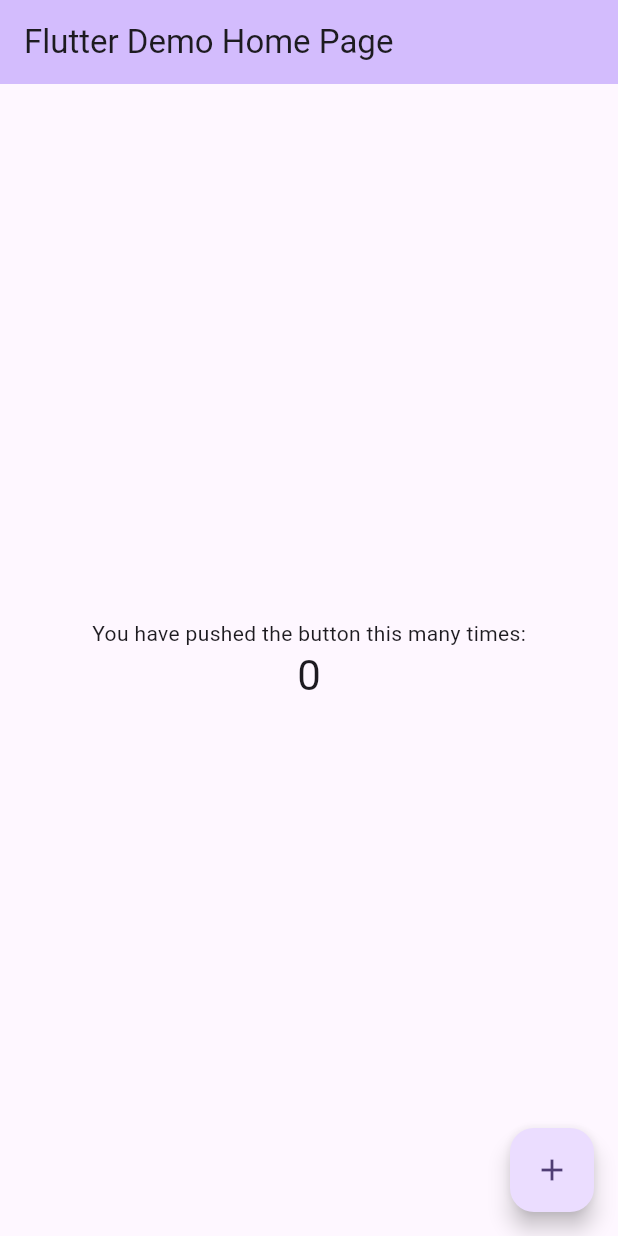
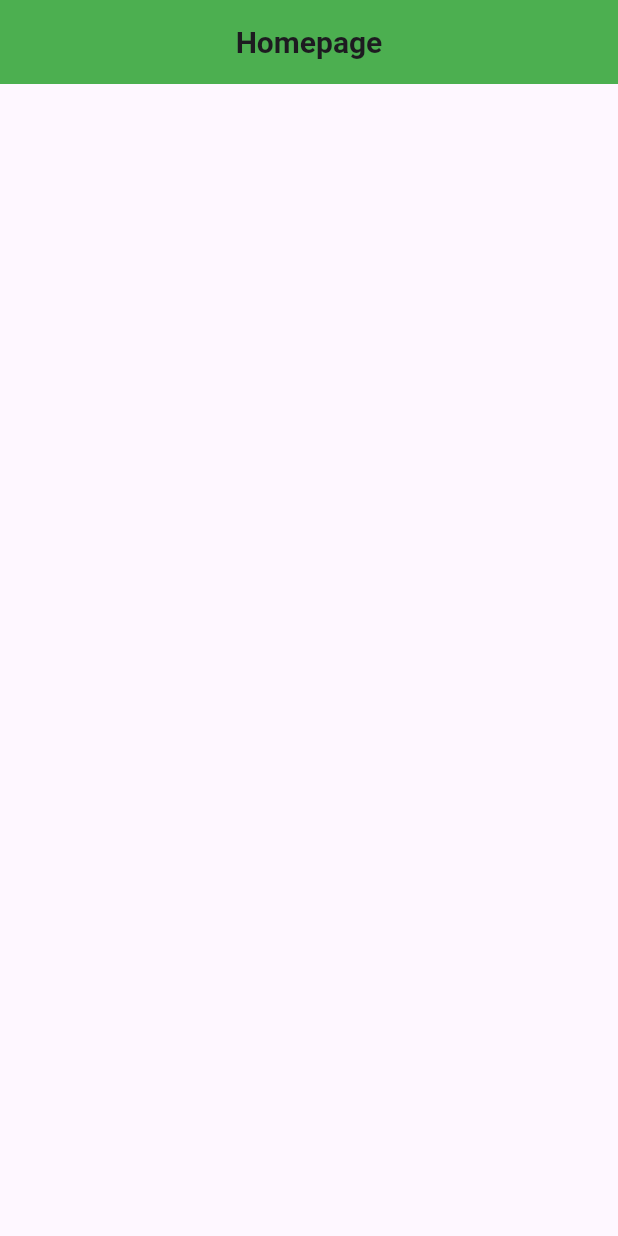
Before and after one commit to mahdi-islam-pranto/map-track, a Flutter app: the screen it shows after launch, on a phone screen of 412 x 824 dp. Run offline on Flutter 3.47's test engine with Material 3 defaults, Android fonts, the phone set to English and light mode, and no system bars.

```diff
--- /dev/null
+++ b/lib/homepage.dart
@@ -0,0 +1,19 @@
+import 'package:flutter/material.dart';
+
+class Homepage extends StatelessWidget {
+  const Homepage({super.key, title});
+
+  @override
+  Widget build(BuildContext context) {
+    return Scaffold(
+      appBar: AppBar(
+        title: const Center(
+            child: Text(
+          'Homepage',
+          style: TextStyle(fontSize: 20, fontWeight: FontWeight.bold),
+        )),
+        backgroundColor: Colors.green,
+      ),
+    );
+  }
+}
--- a/lib/main.dart
+++ b/lib/main.dart
@@ -1,4 +1,5 @@
 import 'package:flutter/material.dart';
+import 'package:googlemap/homepage.dart';
 
 void main() {
   runApp(const MyApp());
@@ -11,115 +12,13 @@ class MyApp extends StatelessWidget {
   @override
   Widget build(BuildContext context) {
     return MaterialApp(
+      debugShowCheckedModeBanner: false,
       title: 'Flutter Demo',
       theme: ThemeData(
-        // This is the theme of your application.
-        //
-        // TRY THIS: Try running your application with "flutter run". You'll see
-        // the application has a purple toolbar. Then, without quitting the app,
-        // try changing the seedColor in the colorScheme below to Colors.green
-        // and then invoke "hot reload" (save your changes or press the "hot
-        // reload" button in a Flutter-supported IDE, or press "r" if you used
-        // the command line to start the app).
-        //
-        // Notice that the counter didn't reset back to zero; the application
-        // state is not lost during the reload. To reset the state, use hot
-        // restart instead.
-        //
-        // This works for code too, not just values: Most code changes can be
-        // tested with just a hot reload.
         colorScheme: ColorScheme.fromSeed(seedColor: Colors.deepPurple),
         useMaterial3: true,
       ),
-      home: const MyHomePage(title: 'Flutter Demo Home Page'),
+      home: const Homepage(title: 'Flutter Demo Home Page'),
     );
   }
 }
-
-class MyHomePage extends StatefulWidget {
-  const MyHomePage({super.key, required this.title});
-
-  // This widget is the home page of your application. It is stateful, meaning
-  // that it has a State object (defined below) that contains fields that affect
-  // how it looks.
-
-  // This class is the configuration for the state. It holds the values (in this
-  // case the title) provided by the parent (in this case the App widget) and
-  // used by the build method of the State. Fields in a Widget subclass are
-  // always marked "final".
-
-  final String title;
-
-  @override
-  State<MyHomePage> createState() => _MyHomePageState();
-}
-
-class _MyHomePageState extends State<MyHomePage> {
-  int _counter = 0;
-
-  void _incrementCounter() {
-    setState(() {
-      // This call to setState tells the Flutter framework that something has
-      // changed in this State, which causes it to rerun the build method below
-      // so that the display can reflect the updated values. If we changed
-      // _counter without calling setState(), then the build method would not be
-      // called again, and so nothing would appear to happen.
-      _counter++;
-    });
-  }
-
-  @override
-  Widget build(BuildContext context) {
-    // This method is rerun every time setState is called, for instance as done
-    // by the _incrementCounter method above.
-    //
-    // The Flutter framework has been optimized to make rerunning build methods
-    // fast, so that you can just rebuild anything that needs updating rather
-    // than having to individually change instances of widgets.
-    return Scaffold(
-      appBar: AppBar(
-        // TRY THIS: Try changing the color here to a specific color (to
-        // Colors.amber, perhaps?) and trigger a hot reload to see the AppBar
-        // change color while the other colors stay the same.
-        backgroundColor: Theme.of(context).colorScheme.inversePrimary,
-        // Here we take the value from the MyHomePage object that was created by
-        // the App.build method, and use it to set our appbar title.
-        title: Text(widget.title),
-      ),
-      body: Center(
-        // Center is a layout widget. It takes a single child and positions it
-        // in the middle of the parent.
-        child: Column(
-          // Column is also a layout widget. It takes a list of children and
-          // arranges them vertically. By default, it sizes itself to fit its
-          // children horizontally, and tries to be as tall as its parent.
-          //
-          // Column has various properties to control how it sizes itself and
-          // how it positions its children. Here we use mainAxisAlignment to
-          // center the children vertically; the main axis here is the vertical
-          // axis because Columns are vertical (the cross axis would be
-          // horizontal).
-          //
-          // TRY THIS: Invoke "debug painting" (choose the "Toggle Debug Paint"
-          // action in the IDE, or press "p" in the console), to see the
-          // wireframe for each widget.
-          mainAxisAlignment: MainAxisAlignment.center,
-          children: <Widget>[
-            const Text(
-              'You have pushed the button this many times:',
-            ),
-            Text(
-              '$_counter',
-              style: Theme.of(context).textTheme.headlineMedium,
-            ),
-          ],
-        ),
-      ),
-      floatingActionButton: FloatingActionButton(
-        onPressed: _incrementCounter,
-        tooltip: 'Increment',
-        child: const Icon(Icons.add),
-      ), // This trailing comma makes auto-formatting nicer for build methods.
-    );
-  }
-}
--- a/pubspec.yaml
+++ b/pubspec.yaml
@@ -35,6 +35,7 @@ dependencies:
   # The following adds the Cupertino Icons font to your application.
   # Use with the CupertinoIcons class for iOS style icons.
   cupertino_icons: ^1.0.6
+  google_maps_flutter: ^2.7.0
 
 dev_dependencies:
   flutter_test:
```
Also changed, not shown: pubspec.lock, 2 other files.
